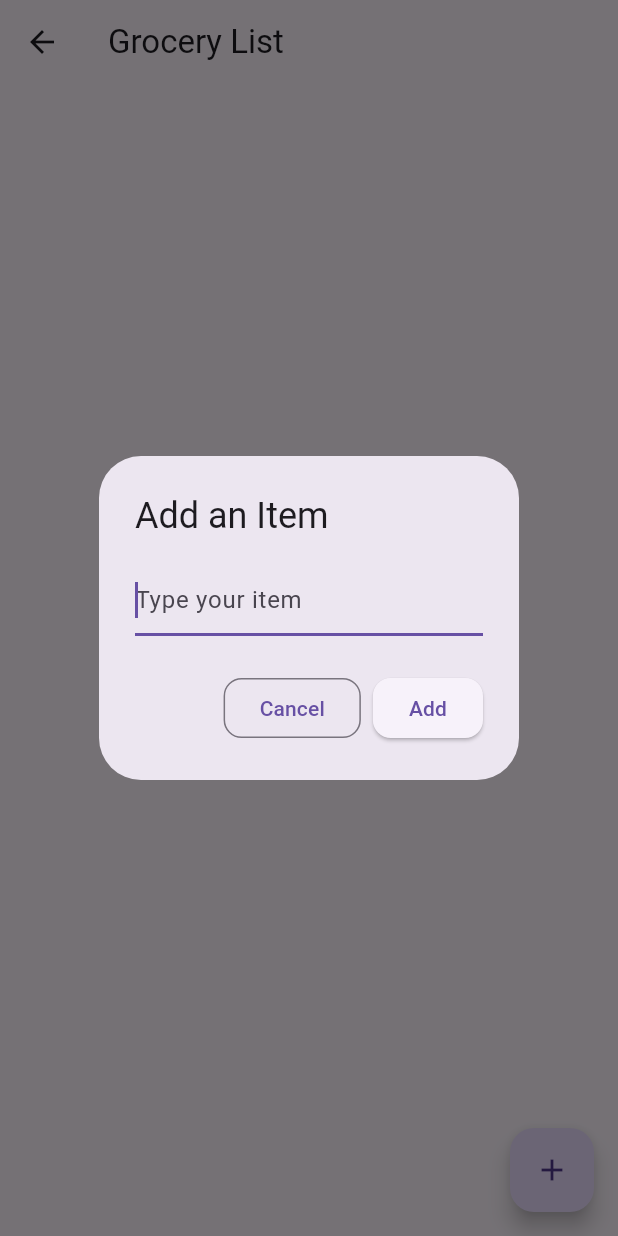
After one commit to mariahariannie/flutter-recipe-app, a Flutter app: the Checklist screen opened directly, after a tap on the "add" icon, on a phone screen of 412 x 824 dp. The commit adds this screen. Run offline on Flutter 3.47's test engine with Material 3 defaults, Android fonts, the phone set to English and light mode, and no system bars; our stand-ins replace cloud_firestore, firebase_auth, firebase_core, flutter_signin_button, google_sign_in; accounts and stored records are empty.

Commit message:
added grocery checklist feature

```diff
--- /dev/null
+++ b/lib/models/Item.dart
@@ -0,0 +1,8 @@
+class Item {
+  Item({
+    required this.name,
+    required this.completed
+  });
+  String name;
+  bool completed;
+}
--- /dev/null
+++ b/lib/screens/Checklist.dart
@@ -0,0 +1,227 @@
+import 'package:flutter/material.dart';
+import 'package:recipe/models/Item.dart';
+
+class Checklist extends StatefulWidget {
+  static const String routeName = "checklist";
+
+  @override
+  _ChecklistState createState() => _ChecklistState();
+}
+
+class _ChecklistState extends State<Checklist> {
+  final List<Item> _items = <Item>[];
+  final TextEditingController _textFieldController = TextEditingController();
+
+  void _addItem(String name) {
+    setState(() {
+      _items.add(Item(name: name, completed: false));
+    });
+    _textFieldController.clear();
+  }
+
+  @override
+  Widget build(BuildContext context) {
+    return Scaffold(
+      appBar: AppBar(
+        title: Text("Grocery List"),
+      ),
+      body: ListView(
+        padding: const EdgeInsets.symmetric(vertical: 8.0),
+        children: _items.map((Item item) {
+          return ListItem(
+            item: item,
+          );
+        }).toList(),
+      ),
+      floatingActionButton: FloatingActionButton(
+        onPressed: () => _displayDialog(),
+        tooltip: 'Add an Item',
+        child: const Icon(Icons.add),
+      ),
+    );
+  }
+
+  Future<void> _displayDialog() async {
+    return showDialog<void>(
+      context: context,
+      //T: false,
+      builder: (BuildContext context) {
+        return AlertDialog(
+          title: const Text('Add an Item'),
+          content: TextField(
+            controller: _textFieldController,
+            decoration: const InputDecoration(hintText: 'Type your item'),
+            autofocus: true,
+          ),
+          actions: <Widget>[
+            OutlinedButton(
+              style: OutlinedButton.styleFrom(
+                shape: RoundedRectangleBorder(
+                  borderRadius: BorderRadius.circular(12),
+                ),
+              ),
+              onPressed: () {
+                Navigator.of(context).pop();
+              },
+              child: const Text('Cancel'),
+            ),
+            ElevatedButton(
+              style: ElevatedButton.styleFrom(
+                shape: RoundedRectangleBorder(
+                  borderRadius: BorderRadius.circular(12),
+                ),
+              ),
+              onPressed: () {
+                Navigator.of(context).pop();
+                _addItem(_textFieldController.text);
+              },
+              child: const Text('Add'),
+            ),
+          ],
+        );
+      },
+    );
+  }
+}
+
+class ListItem extends StatelessWidget {
+  ListItem({required this.item}) : super(key: ObjectKey(item));
+
+  final Item item;
+
+  TextStyle? _getTextStyle(bool checked) {
+    if (!checked) return null;
+
+    return const TextStyle(
+      color: Colors.black54,
+      decoration: TextDecoration.lineThrough,
+    );
+  }
+
+  @override
+  Widget build(BuildContext context) {
+    return ListTile(
+      onTap: () {},
+      leading: Checkbox(
+        checkColor: Colors.greenAccent,
+        activeColor: Colors.red,
+        value: item.completed,
+        onChanged: (value) {},
+      ),
+      title: Row(children: <Widget>[
+        Expanded(
+          child: Text(item.name, style: _getTextStyle(item.completed)),
+        ),
+        IconButton(
+          iconSize: 30,
+          icon: const Icon(
+            Icons.delete,
+            color: Colors.red,
+          ),
+          alignment: Alignment.centerRight,
+          onPressed: () {},
+        ),
+      ]),
+    );
+  }
+}
+
+// import 'package:flutter/material.dart';
+
+// class Checklist extends StatefulWidget {
+//   static const String routeName = "checklist";
+
+//   @override
+//   _ChecklistState createState() => _ChecklistState();
+// }
+
+// class _ChecklistState extends State<Checklist> {
+//   List<String> items = [];
+//   final TextEditingController listController = TextEditingController();
+
+//   @override
+//   Widget build(BuildContext context) {
+//     return Scaffold(
+//       appBar: AppBar(
+//         title: Text("Grocery List")
+//       ),
+//       body: Padding(
+//         padding: const EdgeInsets.all(16.0),
+//         child: Column(
+//           children: <Widget>[
+//             CreateListTextField(),
+//             //SizedBox(height: 10.0),
+//             ElevatedButton(
+//               onPressed: AddItem,
+//               child: Text("Add to list"),
+//             ),
+//             SizedBox(height: 16.0),
+//             CreateList(),
+//           ],
+//         ),
+//       ),
+//     );
+//   }
+
+//   Widget CreateListTextField() {
+//     return Container(
+//       margin: EdgeInsets.only(bottom: 16.0),
+//       decoration: BoxDecoration(
+//       color: Colors.white,
+//       borderRadius: BorderRadius.circular(8.0),
+//     ),
+//       child: TextField(
+//         controller: listController,
+//         decoration: InputDecoration(
+//           hintText: 'Add an item',
+//           contentPadding: EdgeInsets.all(16.0),
+//         ),
+//       ),
+//     );
+//   }
+
+//   Widget CreateList() {
+//     return Expanded(
+//         child: Column(
+//           crossAxisAlignment: CrossAxisAlignment.start,
+//           children: [
+//             Padding(
+//               padding: EdgeInsets.only(top: 16.0),
+//               child: Text(
+//                 "Items",
+//                 style: TextStyle(fontSize: 20, fontWeight: FontWeight.bold),
+//               ),
+//             ),
+//             Divider(thickness: 2),
+//             Expanded(
+//             child: ListView.builder(
+//               physics: AlwaysScrollableScrollPhysics(),
+//               itemCount: items.length,
+//               itemBuilder: (context, index) {
+//                 return Card(
+//                   margin: EdgeInsets.only(top: 10.0),
+//                   elevation: 3,
+//                   child: ListTile(
+//                     title: Text(items[index]),
+//                     trailing: Icon(Icons.delete),
+//                   ),
+//                 );
+//               },
+//             ),
+//            ),
+//           ],
+//         ),
+//     );
+//   }
+
+//   void AddItem() {
+//     String newItem = listController.text;
+//     if (newItem.isNotEmpty) {
+//       setState(() {
+//         items.add(newItem);
+//         listController.clear();
+//       });
+//     }
+//   }
+
+// }
--- a/lib/screens/Home.dart
+++ b/lib/screens/Home.dart
@@ -2,6 +2,7 @@
 
 import 'package:flutter/material.dart';
 import 'package:recipe/screens/Bookmark.dart';
+import 'package:recipe/screens/Checklist.dart';
 import 'package:recipe/screens/Dashboard.dart';
 import 'package:recipe/screens/Randomizer.dart';
 import 'package:recipe/screens/Settings.dart';
@@ -17,7 +18,7 @@ class Home extends StatefulWidget {
 
 class _HomeState extends State<Home> {
   int pageIndex = 0;
-  final List<Widget> _pages = [Dashboard(), Bookmark(), Randomizer()];
+  final List<Widget> _pages = [Dashboard(), Bookmark(), Checklist(), Randomizer()];
 
   BottomNavigationBarItem _bottomNavigationBarItem(IconData icon, String label, int index) {
     return BottomNavigationBarItem(
@@ -48,7 +49,8 @@ class _HomeState extends State<Home> {
         items: [
           _bottomNavigationBarItem(Icons.dashboard, "Dashboard", 0),
           _bottomNavigationBarItem(Icons.bookmark, "Bookmarks", 1),
-          _bottomNavigationBarItem(Icons.loop, "Randomizer", 2),
+           _bottomNavigationBarItem(Icons.check_box, "Checklist", 2),
+          _bottomNavigationBarItem(Icons.loop, "Randomizer", 3)
         ],
         onTap: (index) {
           setState(() {
--- a/lib/screens/firestore.dart
+++ b/lib/screens/firestore.dart
@@ -3,7 +3,6 @@ import 'package:firebase_auth/firebase_auth.dart';
 import 'package:recipe/models/Recipe.dart';
 
 class Firestore {
-  //FirebaseFirestore db = FirebaseFirestore.instance;
   FirebaseFirestore db = FirebaseFirestore.instance;
   Map<String, bool> bookmarks = {};
 
```
Also changed, not shown: lib/screens/Bookmark.dart (+2 -7 lines).
